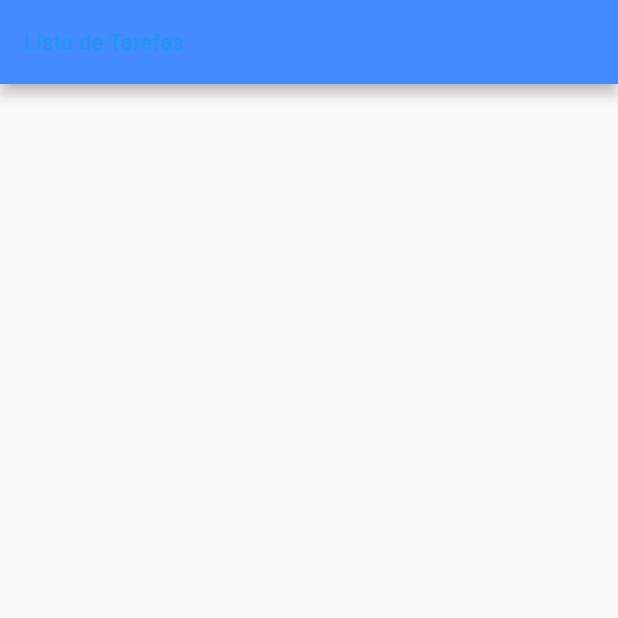
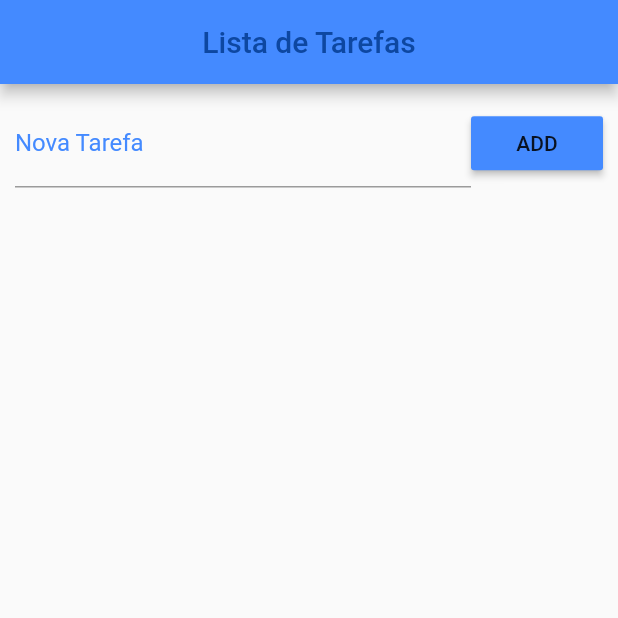
Before and after one commit to MarcioVital/Lista_de_Tarefas, a Flutter app: the screen it shows after launch, on a phone screen of 412 x 824 dp, the top half of it. Run offline on Flutter 3.47's test engine with Material 2 defaults, Android fonts, the phone set to English and light mode, and no system bars.

```diff
--- a/lib/main.dart
+++ b/lib/main.dart
@@ -1,30 +1,81 @@
+import 'dart:convert';
+import 'dart:io';
 import 'package:flutter/material.dart';
+import 'package:path_provider/path_provider.dart';
 
 void main() {
   runApp(MaterialApp(
     home: Home(),
+    debugShowCheckedModeBanner: false,
   ));
 }
 
 class Home extends StatefulWidget {
-  const Home({Key? key}) : super(key: key);
-
   @override
   _HomeState createState() => _HomeState();
 }
 
 class _HomeState extends State<Home> {
+  List _toDoList = [];
+
   @override
   Widget build(BuildContext context) {
     return Scaffold(
       appBar: AppBar(
+        centerTitle: true,
         backgroundColor: Colors.blueAccent,
         title: Text(
           "Lista de Tarefas",
           textAlign: TextAlign.center,
-          style: TextStyle(color: Colors.blue, fontSize: 15),
+          style: TextStyle(color: Colors.blue[900], fontSize: 20),
+        ),
+      ),
+      body: SingleChildScrollView(
+        padding: EdgeInsets.all(10),
+        child: Column(
+          children: [
+            Row(
+              children: [
+                Expanded(
+                  child: TextField(
+                    decoration: InputDecoration(
+                      labelText: "Nova Tarefa",
+                      hintText: "Digite Aqui",
+                      hintStyle: TextStyle(color: Colors.blue),
+                      labelStyle: TextStyle(color: Colors.blueAccent),
+                    ),
+                  ),
+                ),
+                RaisedButton(
+                  color: Colors.blueAccent,
+                  onPressed: () {},
+                  child: Text(" ADD "),
+                ),
+              ],
+            ),
+          ],
         ),
       ),
     );
   }
+
+  Future<File> _getFile() async {
+    final Directory = await getApplicationSupportDirectory();
+    return File("${Directory.path}/data.json");
+  }
+
+  Future<File> _saveData() async {
+    String data = json.encode(_toDoList);
+    final file = await _getFile();
+    return file.writeAsString(data);
+  }
+
+  Future<String> _readData() async {
+    try {
+      final file = await _getFile();
+      return file.readAsString();
+    } catch (e) {
+      return null;
+    }
+  }
 }
--- a/pubspec.yaml
+++ b/pubspec.yaml
@@ -18,7 +18,7 @@ publish_to: 'none' # Remove this line if you wish to publish to pub.dev
 version: 1.0.0+1
 
 environment:
-  sdk: ">=2.12.0 <3.0.0"
+  sdk: ">=2.7.0 <3.0.0"
 
 dependencies:
   flutter:
@@ -27,7 +27,8 @@ dependencies:
 
   # The following adds the Cupertino Icons font to your application.
   # Use with the CupertinoIcons class for iOS style icons.
-  cupertino_icons: ^1.0.2
+  cupertino_icons: ^1.0.0
+  path_provider: ^1.6.22
 
 dev_dependencies:
   flutter_test:
```
Also changed, not shown: pubspec.lock, 12 other files.
